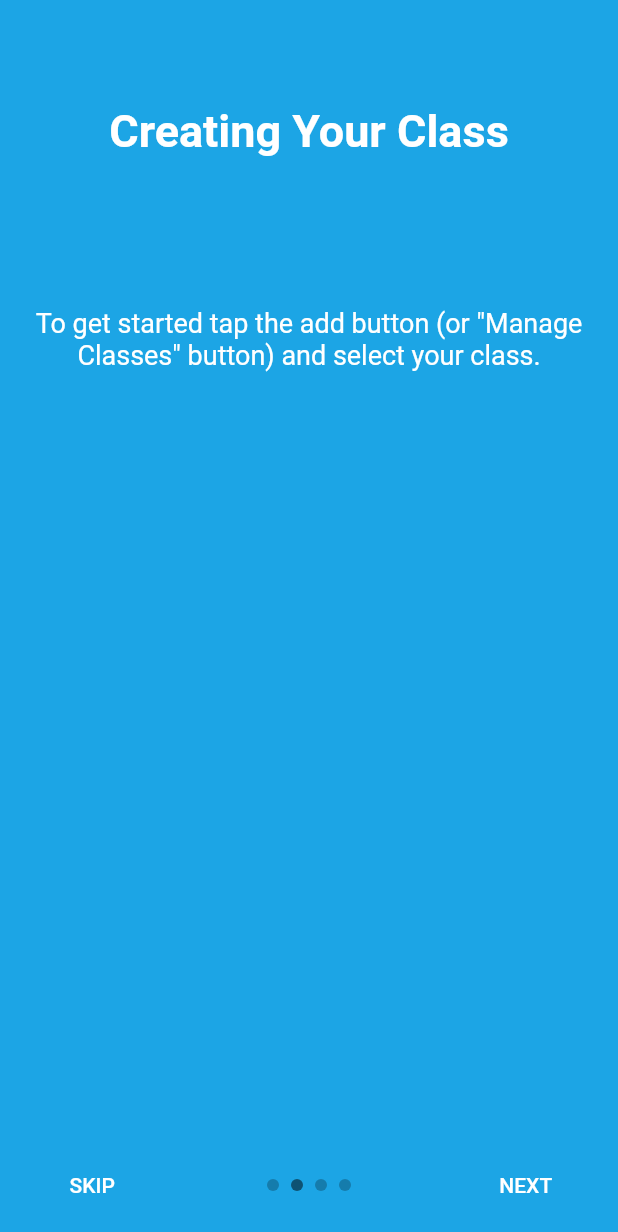
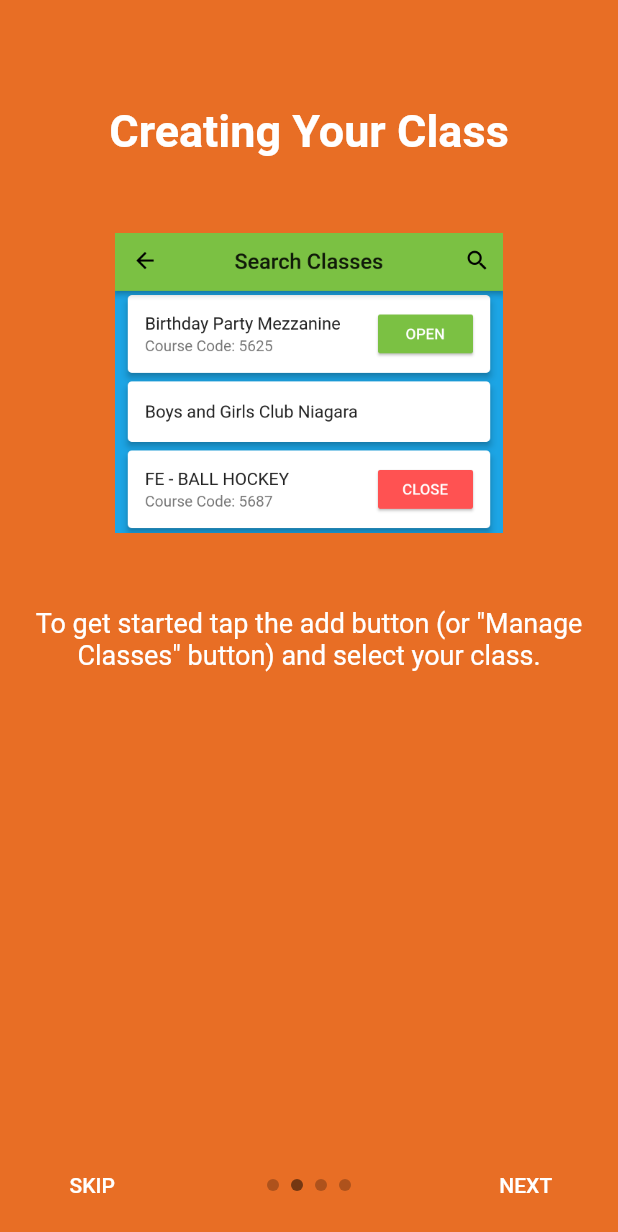
Before and after one commit to gfraser4/BAGCN_Flutter, a Flutter app: the SuperWalkthrough widget shown alone on an empty page, opened directly, swiped to page 2, on a phone screen of 412 x 824 dp. Shown: the top 1232 px of the screen. Run offline on Flutter 3.47's test engine with Material 2 defaults, Android fonts, the phone set to English and light mode, and no system bars; drawn by our look-alikes of intro_slider; our stand-ins replace cloud_firestore, dynamic_theme, expandable, firebase_auth, firebase_messaging, validators; missing offline and left inert: flutter_material_color_picker, mailer, random_color; accounts and stored records are empty.

Commit message:
Pictures for super walkthrough

```diff
--- a/lib/Walkthrough/parentWalkthrough.dart
+++ b/lib/Walkthrough/parentWalkthrough.dart
@@ -64,7 +64,6 @@ class _ParentWalkthrough extends State<ParentWalkthrough> {
   }
 
   void onSkipPress() {
-    Navigator.of(context).pop();
   }
 
 
@@ -73,7 +72,6 @@ class _ParentWalkthrough extends State<ParentWalkthrough> {
     return IntroSlider(
       slides: this.slides,
       onDonePress: this.onDonePress,
-      onSkipPress: this.onSkipPress,
     );
   }
 }
--- a/lib/Walkthrough/superWalkthrough.dart
+++ b/lib/Walkthrough/superWalkthrough.dart
@@ -19,7 +19,7 @@ class _SuperWalkthrough extends State<SuperWalkthrough> {
 
   slides.add(
     new Slide(
-      title: "Welcome !",
+      title: "Welcome!",
       pathImage: 'assets/BGC_Niagara_Vertical.png',
       maxLineTitle: 5,
       description: "Before you start, we would like to show a few things.",
@@ -30,20 +30,26 @@ class _SuperWalkthrough extends State<SuperWalkthrough> {
     new Slide(
       title: "Creating Your Class",
       description: "To get started tap the add button (or "'"Manage Classes"'" button) and select your class.",
-      backgroundColor: CustomColors.bagcBlue,
+      backgroundColor: CustomColors.bagcOrange,
+      pathImage: "assets/SuperWalkthrough/ManageClasses.png"
     ),
   );
   slides.add(
     new Slide(
+      marginTitle: EdgeInsets.all(0),
       description: "Create a 6 character passcode to open the class. Give your students this passcode during your program. This will be how children enter your class.",
-      backgroundColor: CustomColors.bagcGreen,
+      backgroundColor: CustomColors.bagcRed,
+      pathImage: "assets/SuperWalkthrough/Passcode.png",
+      widthImage: 325,
+      heightImage: 325,
     ),
   );
    slides.add(
     new Slide(
       title: "Managing Your Class",
       description: "As students are joining your class, make sure to verify that these children are in your program.",
-      backgroundColor: CustomColors.bagcGreen,
+      backgroundColor: CustomColors.bagcTeal,
+      pathImage: "assets/SuperWalkthrough/Verify.png"
     ),
   );
   }
@@ -53,7 +59,6 @@ class _SuperWalkthrough extends State<SuperWalkthrough> {
   }
 
   void onSkipPress() {
-    Navigator.of(context).pop();
   }
 
 
@@ -62,7 +67,6 @@ class _SuperWalkthrough extends State<SuperWalkthrough> {
     return IntroSlider(
       slides: this.slides,
       onDonePress: this.onDonePress,
-      onSkipPress: this.onSkipPress,
     );
   }
 }
--- a/pubspec.yaml
+++ b/pubspec.yaml
@@ -57,6 +57,9 @@ flutter:
     - assets/ParentWalkthrough/ManageClasses.png
     - assets/ParentWalkthrough/LatestNews.png
     - assets/ParentWalkthrough/MyKids.png
+    - assets/SuperWalkthrough/ManageClasses.png
+    - assets/SuperWalkthrough/Passcode.png
+    - assets/SuperWalkthrough/Verify.png
   #  - images/a_dot_ham.jpeg
 
   # An image asset can refer to one or more resolution-specific "variants", see
```
Also changed, not shown: assets/SuperWalkthrough/ManageClasses.png (added), assets/SuperWalkthrough/Passcode.png (added), assets/SuperWalkthrough/Verify.png (added).
